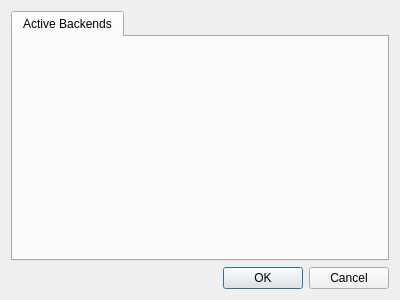
The window that src/daemon/settingsdialog.ui (baohaojun/system-config) describes before a commit, drawn with Qt 5.
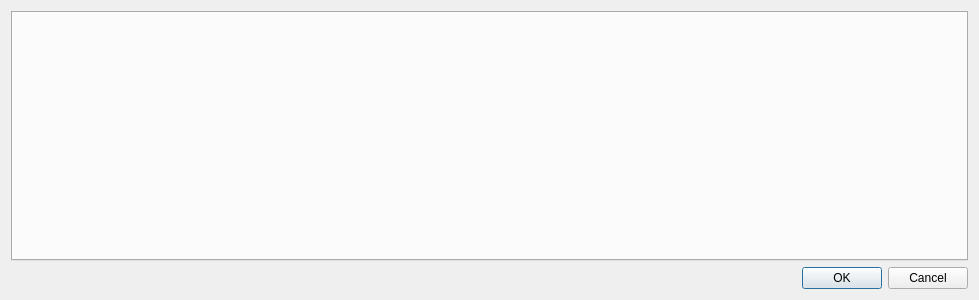
The same window after the commit. Icons and pictures are not drawn.

What changed in the file:
```diff
--- a/src/daemon/settingsdialog.ui
+++ b/src/daemon/settingsdialog.ui
@@ -6,7 +6,7 @@
    <rect>
     <x>0</x>
     <y>0</y>
-    <width>400</width>
+    <width>979</width>
     <height>300</height>
    </rect>
   </property>
@@ -19,12 +19,6 @@
      <property name="currentIndex">
       <number>0</number>
      </property>
-     <widget class="QWidget" name="tab">
-      <attribute name="title">
-       <string>Active Backends</string>
-      </attribute>
-      <layout class="QVBoxLayout" name="verticalLayout2"/>
-     </widget>
     </widget>
    </item>
    <item>
```
Left out of the diff: 12 changed lines with no effect on the pictures.
